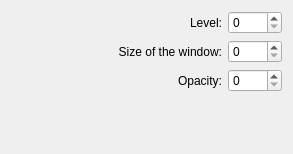
KDE/krita, file plugins/filters/randompickfilter/wdgrandompickoptions.ui: the form before one commit.
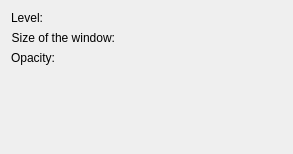
The form after the commit. Custom widgets are drawn as their Qt base class.

Commit message: Sliders added in Filter plugins to replace QSlider

What changed in the file:
```diff
--- a/plugins/filters/randompickfilter/wdgrandompickoptions.ui
+++ b/plugins/filters/randompickfilter/wdgrandompickoptions.ui
@@ -14,24 +14,8 @@
     <height>154</height>
    </rect>
   </property>
-  <layout class="QGridLayout" columnstretch="2,0,1" name="gridLayout">
-   <item column="0" row="0">
-    <spacer>
-     <property name="orientation">
-      <enum>Qt::Horizontal</enum>
-     </property>
-     <property name="sizeType">
-      <enum>QSizePolicy::Expanding</enum>
-     </property>
-     <property name="sizeHint" stdset="0">
-      <size>
-       <width>16</width>
-       <height>20</height>
-      </size>
-     </property>
-    </spacer>
-   </item>
-   <item column="1" row="0">
+  <layout class="QFormLayout" name="formLayout">
+   <item row="0" column="0">
     <widget class="QLabel" name="textLabel1">
      <property name="text">
       <string>Level:</string>
@@ -44,10 +28,17 @@
      </property>
     </widget>
    </item>
-   <item column="2" row="0">
-    <widget class="KisIntParseSpinBox" name="intLevel"/>
+   <item row="0" column="1">
+    <widget class="KisSliderSpinBox" name="intLevel" native="true">
+     <property name="sizePolicy">
+      <sizepolicy hsizetype="Expanding" vsizetype="Preferred">
+       <horstretch>0</horstretch>
+       <verstretch>0</verstretch>
+      </sizepolicy>
+     </property>
+    </widget>
    </item>
-   <item column="1" row="1">
+   <item row="1" column="0">
     <widget class="QLabel" name="textLabel1_2">
      <property name="text">
       <string>Size of the window:</string>
@@ -60,10 +51,7 @@
      </property>
     </widget>
    </item>
-   <item column="2" row="1">
-    <widget class="KisIntParseSpinBox" name="intWindowSize"/>
-   </item>
-   <item column="1" row="2">
+   <item row="2" column="0">
     <widget class="QLabel" name="textLabel2">
      <property name="text">
       <string>Opacity:</string>
@@ -76,10 +64,7 @@
      </property>
     </widget>
    </item>
-   <item column="2" row="2">
-    <widget class="KisIntParseSpinBox" name="intOpacity"/>
-   </item>
-   <item column="2" row="3">
+   <item row="3" column="1">
     <spacer>
      <property name="orientation">
       <enum>Qt::Vertical</enum>
@@ -95,13 +80,34 @@
      </property>
     </spacer>
    </item>
+   <item row="1" column="1">
+    <widget class="KisSliderSpinBox" name="intWindowSize" native="true">
+     <property name="sizePolicy">
+      <sizepolicy hsizetype="Expanding" vsizetype="Preferred">
+       <horstretch>0</horstretch>
+       <verstretch>0</verstretch>
+      </sizepolicy>
+     </property>
+    </widget>
+   </item>
+   <item row="2" column="1">
+    <widget class="KisSliderSpinBox" name="intOpacity" native="true">
+     <property name="sizePolicy">
+      <sizepolicy hsizetype="Expanding" vsizetype="Preferred">
+       <horstretch>0</horstretch>
+       <verstretch>0</verstretch>
+      </sizepolicy>
+     </property>
+    </widget>
+   </item>
   </layout>
  </widget>
  <customwidgets>
   <customwidget>
-   <class>KisIntParseSpinBox</class>
-   <extends>QSpinBox</extends>
-   <header>kis_int_parse_spin_box.h</header>
+   <class>KisSliderSpinBox</class>
+   <extends>QWidget</extends>
+   <header>kis_slider_spin_box.h</header>
+   <container>1</container>
   </customwidget>
  </customwidgets>
  <resources/>
```
Left out of the diff: 2 changed lines with no effect on the pictures. The commit also changes 16 other files.
